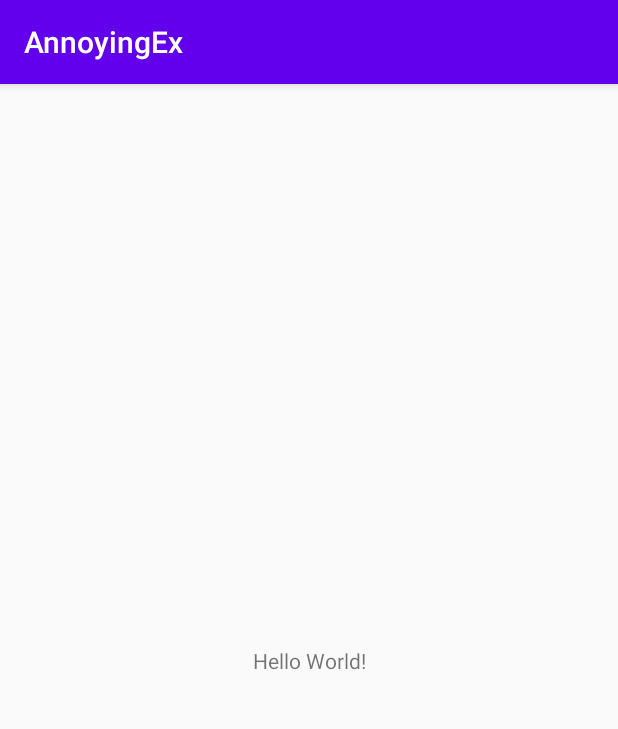
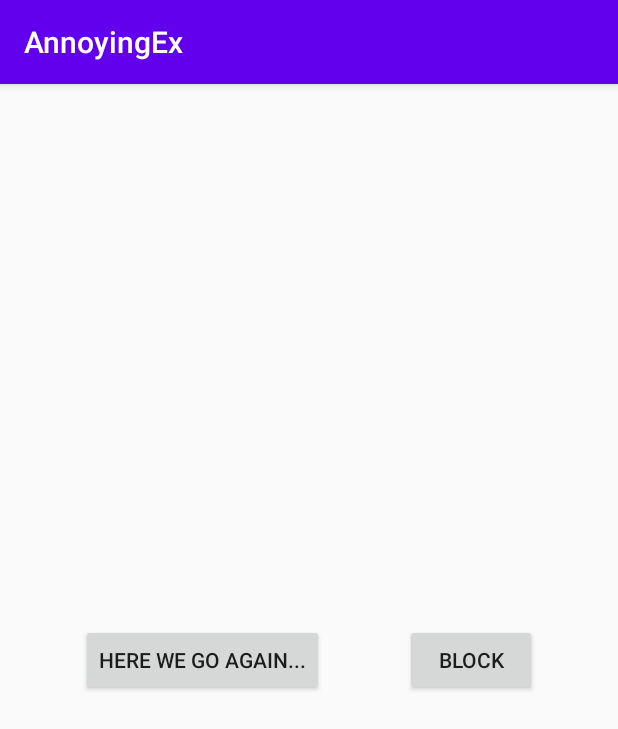
Before and after one commit to KeithSRoberts/AnnoyingEx, an Android app: the screen it shows after launch (MainActivity), on a phone screen of 412 x 824 dp. Shown: the top 729 px of the screen. Run offline under Robolectric (Android 15) with nearby library versions, the phone set to English and light mode, and no system bars; our stand-ins replace Volley; network calls fail.

Commit message:
Setup apimanager & fetchMessages functionality, scaffolded Application class and main layout

```diff
--- a/app/build.gradle
+++ b/app/build.gradle
@@ -31,6 +31,8 @@ dependencies {
     implementation 'androidx.appcompat:appcompat:1.1.0'
     implementation 'androidx.core:core-ktx:1.2.0'
     implementation 'androidx.constraintlayout:constraintlayout:1.1.3'
+    implementation 'com.google.code.gson:gson:2.8.6'
+    implementation 'com.android.volley:volley:1.1.1'
     testImplementation 'junit:junit:4.12'
     androidTestImplementation 'androidx.test.ext:junit:1.1.1'
     androidTestImplementation 'androidx.test.espresso:espresso-core:3.2.0'
--- a/app/src/main/AndroidManifest.xml
+++ b/app/src/main/AndroidManifest.xml
@@ -1,6 +1,8 @@
 <?xml version="1.0" encoding="utf-8"?>
 <manifest xmlns:android="http://schemas.android.com/apk/res/android"
     package="com.example.annoyingex">
+
+    <uses-permission android:name="android.permission.INTERNET" />
 
     <application
         android:allowBackup="true"
@@ -8,6 +10,7 @@
         android:label="@string/app_name"
         android:roundIcon="@mipmap/ic_launcher_round"
         android:supportsRtl="true"
+        android:name=".AnnoyingExApp"
         android:theme="@style/AppTheme">
         <activity android:name=".MainActivity">
             <intent-filter>
--- /dev/null
+++ b/app/src/main/java/com/example/annoyingex/AnnoyingExApp.kt
@@ -0,0 +1,23 @@
+package com.example.annoyingex
+
+import android.app.Application
+import android.widget.Toast
+import com.example.dotify.ApiManager
+
+class AnnoyingExApp(): Application() {
+    lateinit var apiManager: ApiManager
+        private set
+
+    var messageList = listOf<String>()
+        private set
+
+    override fun onCreate() {
+        super.onCreate()
+        apiManager = ApiManager(this)
+        apiManager.fetchMessages({
+            messageList = it;
+        }, {
+            Toast.makeText(applicationContext, "Could not fetch messages...", Toast.LENGTH_SHORT).show()
+        })
+    }
+}
--- /dev/null
+++ b/app/src/main/java/com/example/annoyingex/ApiManager.kt
@@ -0,0 +1,26 @@
+package com.example.dotify
+
+import android.content.Context
+import com.android.volley.Request
+import com.android.volley.toolbox.StringRequest
+import com.android.volley.toolbox.Volley
+import com.example.annoyingex.Messages
+import com.google.gson.Gson
+
+class ApiManager(context: Context) {
+    val requestQueue = Volley.newRequestQueue(context);
+
+    fun fetchMessages(onSuccess: (List<String>) -> Unit, onError: (String) -> Unit){
+        val url = "https://raw.githubusercontent.com/echeeUW/codesnippets/master/ex_messages.json"
+        val request = StringRequest(Request.Method.GET, url,
+            { response ->
+                val gson = Gson()
+                val messageList: Messages = gson.fromJson(response, Messages::class.java)
+                onSuccess(messageList.messages)
+            },
+            {
+                onError.invoke(it.toString())
+            })
+        requestQueue.add(request)
+    }
+}
--- /dev/null
+++ b/app/src/main/java/com/example/annoyingex/Messages.kt
@@ -0,0 +1,5 @@
+package com.example.annoyingex
+
+data class Messages (
+    val messages: List<String>
+)
--- a/app/src/main/res/layout/activity_main.xml
+++ b/app/src/main/res/layout/activity_main.xml
@@ -6,12 +6,23 @@
     android:layout_height="match_parent"
     tools:context=".MainActivity">
 
-    <TextView
+    <Button
+        android:id="@+id/btnStart"
         android:layout_width="wrap_content"
         android:layout_height="wrap_content"
-        android:text="Hello World!"
+        android:text="Here we go again..."
         app:layout_constraintBottom_toBottomOf="parent"
         app:layout_constraintLeft_toLeftOf="parent"
+        app:layout_constraintRight_toLeftOf="@id/btnStop"
+        app:layout_constraintTop_toTopOf="parent" />
+
+    <Button
+        android:id="@+id/btnStop"
+        android:layout_width="wrap_content"
+        android:layout_height="wrap_content"
+        android:text="Block"
+        app:layout_constraintBottom_toBottomOf="parent"
+        app:layout_constraintLeft_toRightOf="@id/btnStart"
         app:layout_constraintRight_toRightOf="parent"
         app:layout_constraintTop_toTopOf="parent" />
 
```
